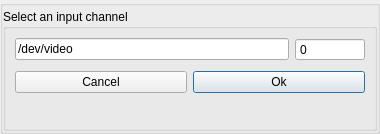
Before: the Qt Designer form src/display/qt/dialogs/ui/linux_device_selector_dialog.ui in mrehkopf/vcs, drawn with Qt 5.
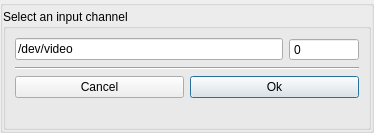
After: the same form once the commit is applied.

Commit message: gui: Add horizontal separator lines to a few dialogs

The edit to the form file:
```diff
--- a/src/display/qt/dialogs/ui/linux_device_selector_dialog.ui
+++ b/src/display/qt/dialogs/ui/linux_device_selector_dialog.ui
@@ -6,8 +6,8 @@
    <rect>
     <x>0</x>
     <y>0</y>
-    <width>380</width>
-    <height>134</height>
+    <width>374</width>
+    <height>133</height>
    </rect>
   </property>
   <property name="windowTitle">
@@ -102,20 +102,11 @@
           </layout>
          </item>
          <item>
-          <spacer name="verticalSpacer_2">
+          <widget class="Line" name="line">
            <property name="orientation">
-            <enum>Qt::Vertical</enum>
+            <enum>Qt::Horizontal</enum>
            </property>
-           <property name="sizeType">
-            <enum>QSizePolicy::Fixed</enum>
-           </property>
-           <property name="sizeHint" stdset="0">
-            <size>
-             <width>20</width>
-             <height>4</height>
-            </size>
-           </property>
-          </spacer>
+          </widget>
          </item>
          <item>
           <layout class="QHBoxLayout" name="horizontalLayout_2">
```
The commit also changes 1 other file.
